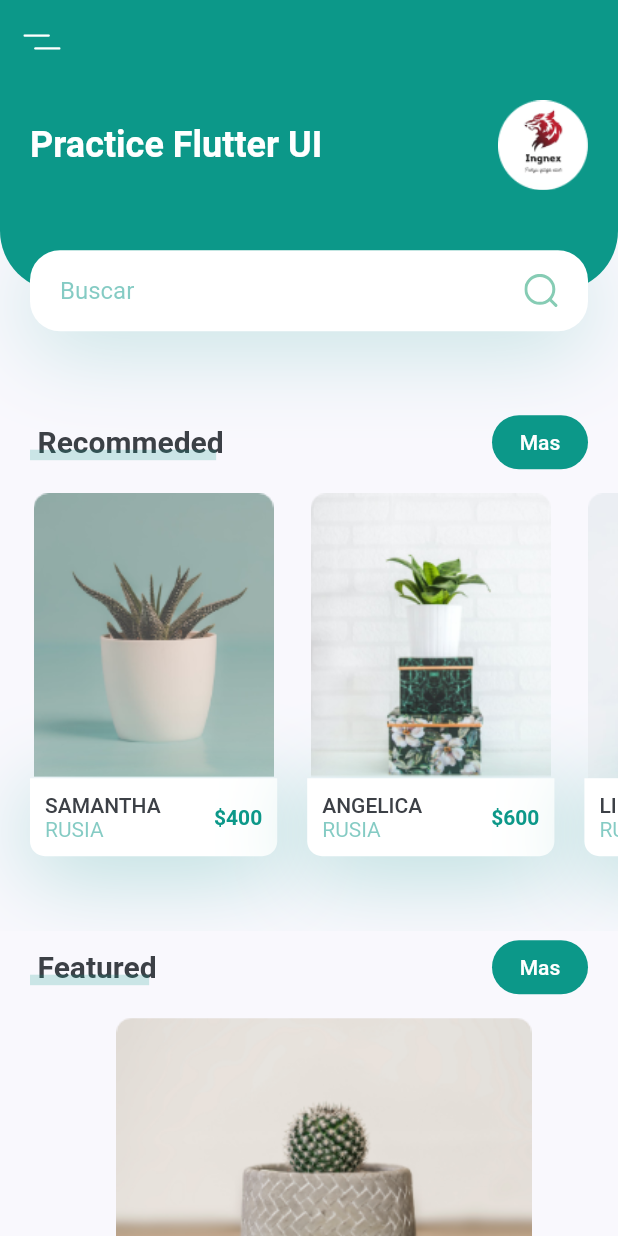
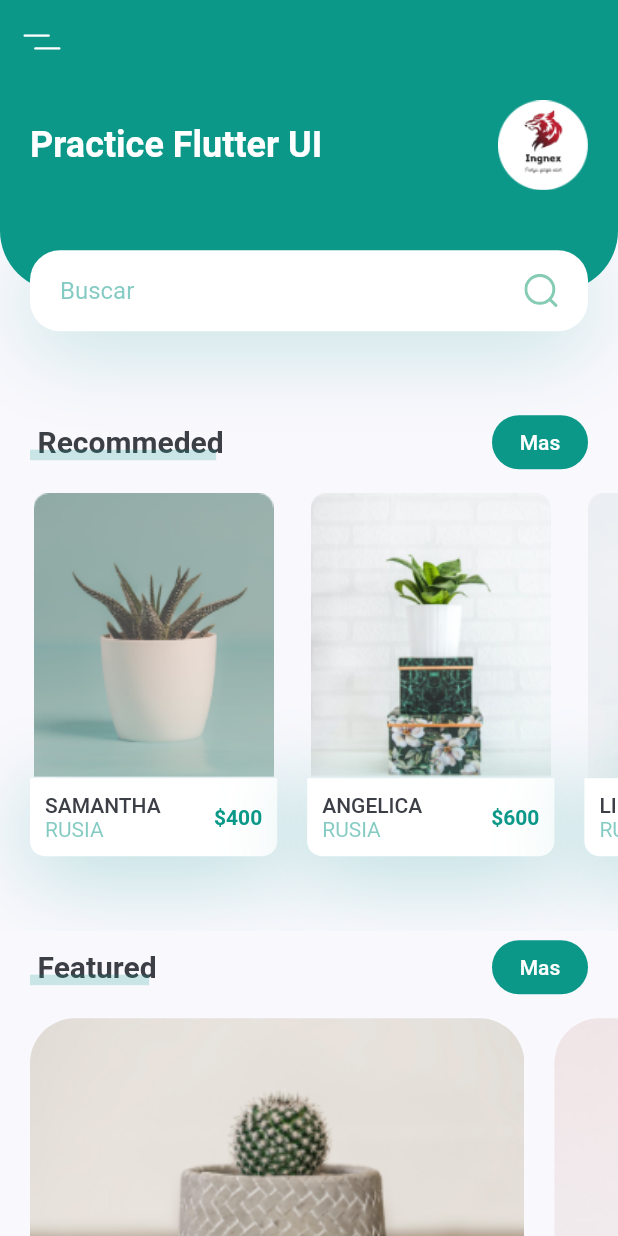
Before and after one commit to IngNex/flutter-plant-ui-practice, a Flutter app: the screen it shows after launch, on a phone screen of 412 x 824 dp. Run offline on Flutter 3.47's test engine with Material 2 defaults, Android fonts, the phone set to English and light mode, and no system bars; our stand-ins replace flutter_svg.

Commit message:
added featured card components

```diff
--- a/lib/screens/components/body.dart
+++ b/lib/screens/components/body.dart
@@ -1,6 +1,7 @@
 import 'package:flutter/material.dart';
 import 'package:flutter_svg/flutter_svg.dart';
 import 'package:front_plant_app_flutter_ui/constants.dart';
+import 'package:front_plant_app_flutter_ui/screens/components/featured_card.dart';
 import 'package:front_plant_app_flutter_ui/screens/components/header_with_seachbox.dart';
 import 'package:front_plant_app_flutter_ui/screens/components/recomendes_cards.dart';
 import 'package:front_plant_app_flutter_ui/screens/components/title_btn.dart';
@@ -16,24 +17,12 @@ class Body extends StatelessWidget {
           TitleWithBtn(title: "Recommeded", press: () {}),
           RecomendesCards(),
           TitleWithBtn(title: "Featured", press: () {}),
-          FeaturesProdoductCard(size)
+          FeaturedObject(),
+          SizedBox(
+            height: nexDefaultPadding,
+          )
         ],
       ),
     );
   }
-
-  Container FeaturesProdoductCard(Size size) {
-    return Container(
-      margin: EdgeInsets.only(
-          left: nexDefaultPadding,
-          top: nexDefaultPadding / 2,
-          bottom: nexDefaultPadding / 2),
-      width: size.width * 0.8,
-      height: 185,
-      decoration: BoxDecoration(
-          borderRadius: BorderRadius.circular(30),
-          image: DecorationImage(
-              image: AssetImage('assets/images/bottom_img_1.png'))),
-    );
-  }
 }
--- /dev/null
+++ b/lib/screens/components/featured_card.dart
@@ -0,0 +1,60 @@
+import 'package:flutter/material.dart';
+import 'package:front_plant_app_flutter_ui/constants.dart';
+
+class FeaturedObject extends StatelessWidget {
+  const FeaturedObject({
+    Key? key,
+  }) : super(key: key);
+
+  @override
+  Widget build(BuildContext context) {
+    return SingleChildScrollView(
+      scrollDirection: Axis.horizontal,
+      child: Row(
+        children: [
+          FeatureCard(
+            image: 'assets/images/bottom_img_1.png',
+            press: () {},
+          ),
+          FeatureCard(
+            image: 'assets/images/bottom_img_2.png',
+            press: () {},
+          ),
+          FeatureCard(
+            image: 'assets/images/bottom_img_1.png',
+            press: () {},
+          ),
+        ],
+      ),
+    );
+  }
+}
+
+class FeatureCard extends StatelessWidget {
+  const FeatureCard({Key? key, required this.image, required this.press})
+      : super(key: key);
+  final String image;
+  final Function press;
+  @override
+  Widget build(BuildContext context) {
+    Size size = MediaQuery.of(context).size;
+    return GestureDetector(
+      onTap: () => press,
+      child: Container(
+        margin: EdgeInsets.only(
+            left: nexDefaultPadding,
+            top: nexDefaultPadding / 2,
+            bottom: nexDefaultPadding / 2),
+        width: size.width * 0.8,
+        height: 185,
+        decoration: BoxDecoration(
+          borderRadius: BorderRadius.circular(30),
+          image: DecorationImage(
+            fit: BoxFit.cover,
+            image: AssetImage(image),
+          ),
+        ),
+      ),
+    );
+  }
+}
```
